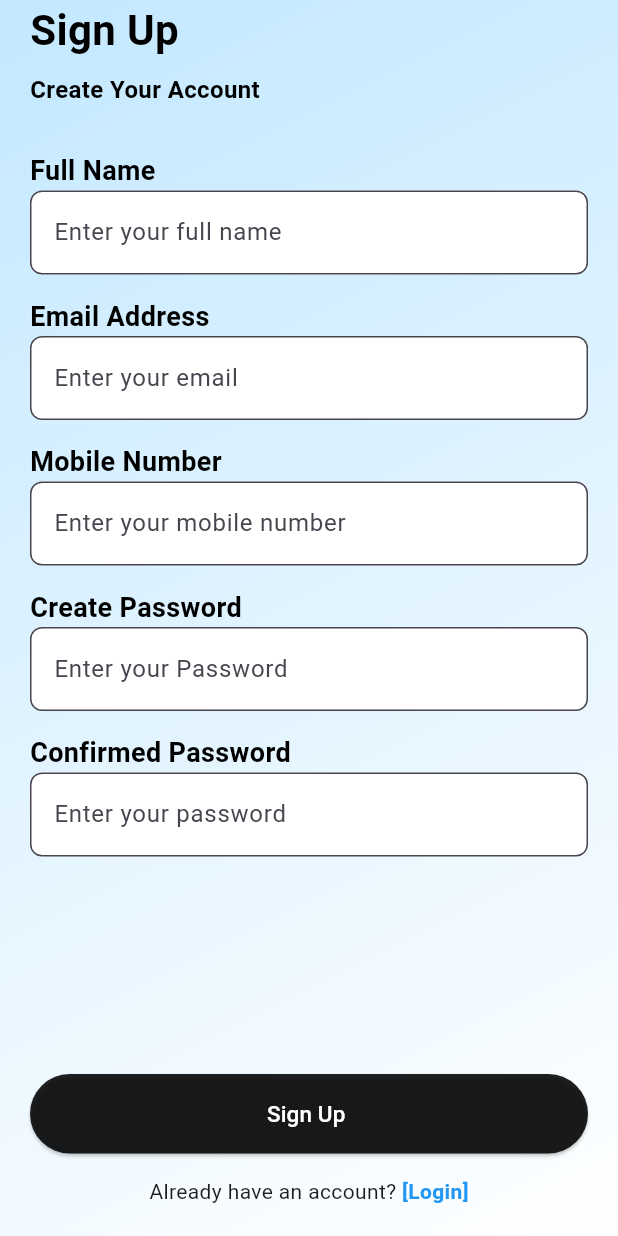
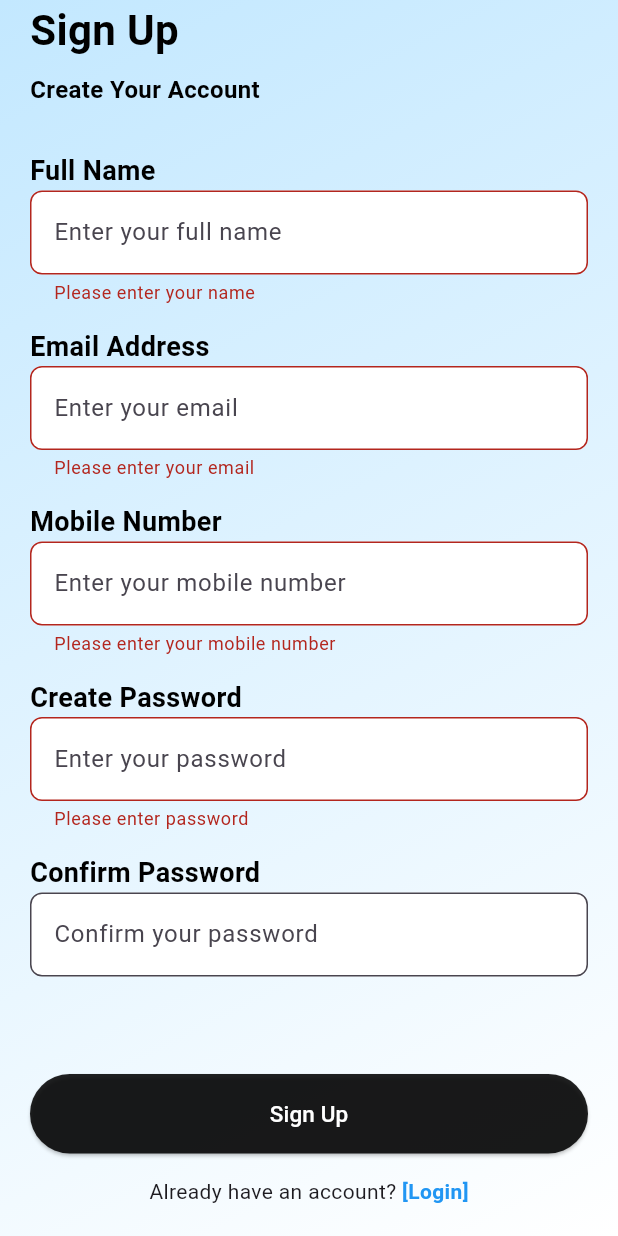
Before and after one commit to Ayushisingh826/paint_app, a Flutter app: the SignupScreen screen opened directly, scrolled down 40 dp, after a tap on "Sign Up", on a phone screen of 412 x 824 dp. Run offline on Flutter 3.47's test engine with Material 3 defaults, Android fonts, the phone set to English and light mode, and no system bars; our stand-ins replace firebase_auth, firebase_core, get; accounts and stored records are empty.

Commit message:
second commit

```diff
--- a/lib/main.dart
+++ b/lib/main.dart
@@ -1,4 +1,6 @@
+import 'package:flutter/foundation.dart';
 import 'package:flutter/material.dart';
+import 'package:get/get_navigation/src/root/get_material_app.dart';
 import 'package:paint_app/screens/bottom_nav_bar_screen.dart';
 import 'package:paint_app/screens/filter_screen.dart';
 import 'package:paint_app/screens/home_screen.dart';
@@ -7,23 +9,34 @@ import 'package:paint_app/screens/product_screen.dart';
 import 'package:paint_app/screens/signup_screen.dart';
 import 'package:paint_app/screens/splash_screen.dart';
 import 'package:firebase_core/firebase_core.dart';
-
+import 'package:paint_app/screens/wraper.dart';
 
 void main() async {
   WidgetsFlutterBinding.ensureInitialized();
-   await Firebase.initializeApp();
+  if (kIsWeb) {
+    await Firebase.initializeApp(
+        options: FirebaseOptions(
+            apiKey: "AIzaSyBTh2EupMYmr3c6Qzyp-DyZuLNWnapsBe4",
+            authDomain: "paintapp-9f031.firebaseapp.com",
+            projectId: "paintapp-9f031",
+            storageBucket: "paintapp-9f031.firebasestorage.app",
+            messagingSenderId: "227504674876",
+            appId: "1:227504674876:web:9562b9ab10acf079504b39"));
+  } else {
+     await Firebase.initializeApp();
+  }
   runApp(MyApp());
 }
 
 class MyApp extends StatelessWidget {
   const MyApp({super.key});
 
-  // This widget is the root of your application.
+
   @override
   Widget build(BuildContext context) {
-    return MaterialApp(
+    return GetMaterialApp(
       debugShowCheckedModeBanner: false,
-      home: ProductScreen(),
+      home: HomeScreen(),
     );
   }
 }
--- a/lib/screens/home_screen.dart
+++ b/lib/screens/home_screen.dart
@@ -2,7 +2,7 @@ import 'package:flutter/material.dart';
 import 'package:paint_app/screens/category.dart';
 import 'package:paint_app/screens/colors.dart';
 import 'package:paint_app/screens/gradient_background.dart';
-
+import 'package:paint_app/screens/bottom_nav_bar_screen.dart';
 
 class HomeScreen extends StatefulWidget {
   const HomeScreen({super.key});
@@ -12,6 +12,7 @@ class HomeScreen extends StatefulWidget {
 }
 
 class _HomeScreenState extends State<HomeScreen> {
+   int selectedIndex = 0;
   @override
   Widget build(BuildContext context) {
     final size = MediaQuery.of(context).size;
@@ -132,7 +133,6 @@ class _HomeScreenState extends State<HomeScreen> {
             ),
           ),
         ),
-
       ),
     );
   }
--- a/lib/screens/login_screen.dart
+++ b/lib/screens/login_screen.dart
@@ -4,7 +4,6 @@ import 'package:flutter/material.dart';
 import 'package:paint_app/screens/colors.dart';
 import 'package:paint_app/screens/gradient_background.dart';
 import 'package:paint_app/screens/signup_screen.dart';
-
 class LoginScreen extends StatefulWidget {
   const LoginScreen({super.key});
 
@@ -12,13 +11,25 @@ class LoginScreen extends StatefulWidget {
   State<LoginScreen> createState() => _LoginScreenState();
 }
 
+
 class _LoginScreenState extends State<LoginScreen> {
-  TextEditingController email = TextEditingController();
-  TextEditingController password = TextEditingController();
+  final _formKey = GlobalKey<FormState>();
+  final TextEditingController email = TextEditingController();
+  final TextEditingController password = TextEditingController();
 
-  Login() async {
-    await FirebaseAuth.instance
-        .signInWithEmailAndPassword(email: email.text, password: password.text);
+  Future<void> login() async {
+    if (_formKey.currentState!.validate()) {
+      try {
+        await FirebaseAuth.instance.signInWithEmailAndPassword(
+          email: email.text.trim(),
+          password: password.text,
+        );
+      } catch (e) {
+        ScaffoldMessenger.of(context).showSnackBar(
+          SnackBar(content: Text("Login failed: ${e.toString()}")),
+        );
+      }
+    }
   }
 
   @override
@@ -37,12 +48,12 @@ class _LoginScreenState extends State<LoginScreen> {
                     MediaQuery.of(context).padding.bottom,
               ),
               child: IntrinsicHeight(
+                child: Form(
+                  key: _formKey,
                   child: Column(
                     crossAxisAlignment: CrossAxisAlignment.start,
                     children: [
                       const SizedBox(height: 30),
-
-                    // Title
                       Text(
                         "Welcome Back",
                         style: TextStyle(
@@ -60,10 +71,9 @@ class _LoginScreenState extends State<LoginScreen> {
                           fontWeight: FontWeight.bold,
                         ),
                       ),
-
                       const SizedBox(height: 30),
 
-                    // Email Label + Field
+                      // Email
                       Text(
                         "Email/Mobile Number",
                         style: TextStyle(
@@ -73,21 +83,29 @@ class _LoginScreenState extends State<LoginScreen> {
                         ),
                       ),
                       const SizedBox(height: 8),
-                    TextField(
+                      TextFormField(
                         controller: email,
+                        keyboardType: TextInputType.emailAddress,
                         decoration: InputDecoration(
-                        hintText: "Enter your Email/Mobile Number",
+                          hintText: "Enter your Email",
                           filled: true,
                           fillColor: Colors.white,
                           border: OutlineInputBorder(
                             borderRadius: BorderRadius.circular(8),
                           ),
                         ),
+                        validator: (value) {
+                          if (value == null || value.isEmpty) {
+                            return 'Please enter your email';
+                          } else if (!RegExp(r'\S+@\S+\.\S+').hasMatch(value)) {
+                            return 'Enter a valid email';
+                          }
+                          return null;
+                        },
                       ),
-
                       const SizedBox(height: 20),
 
-                    // Password Label + Field
+                      // Password
                       Text(
                         "Password",
                         style: TextStyle(
@@ -97,7 +115,7 @@ class _LoginScreenState extends State<LoginScreen> {
                         ),
                       ),
                       const SizedBox(height: 8),
-                    TextField(
+                      TextFormField(
                         controller: password,
                         obscureText: true,
                         decoration: InputDecoration(
@@ -108,6 +126,14 @@ class _LoginScreenState extends State<LoginScreen> {
                             borderRadius: BorderRadius.circular(8),
                           ),
                         ),
+                        validator: (value) {
+                          if (value == null || value.isEmpty) {
+                            return 'Please enter your password';
+                          } else if (value.length < 6) {
+                            return 'Password must be at least 6 characters';
+                          }
+                          return null;
+                        },
                       ),
 
                       const Spacer(),
@@ -116,9 +142,7 @@ class _LoginScreenState extends State<LoginScreen> {
                       SizedBox(
                         width: double.infinity,
                         child: ElevatedButton(
-                        onPressed: () {
-                          Login();
-                        },
+                          onPressed: login,
                           style: ElevatedButton.styleFrom(
                             backgroundColor: AppColors.ButtonBackground,
                             padding: const EdgeInsets.symmetric(vertical: 16),
@@ -134,14 +158,15 @@ class _LoginScreenState extends State<LoginScreen> {
                       ),
                       const SizedBox(height: 15),
 
-                    // SignUp Text
+                      // Sign Up
                       Center(
                         child: GestureDetector(
                           onTap: () {
                             Navigator.push(
                               context,
                               MaterialPageRoute(
-                                  builder: (context) => const SignupScreen()));
+                                  builder: (context) => const SignupScreen()),
+                            );
                           },
                           child: const Text.rich(
                             TextSpan(
@@ -159,9 +184,9 @@ class _LoginScreenState extends State<LoginScreen> {
                           ),
                         ),
                       ),
-
                       const SizedBox(height: 20),
                     ],
+                  ),
                 ),
               ),
             ),
--- a/lib/screens/signup_screen.dart
+++ b/lib/screens/signup_screen.dart
@@ -1,7 +1,11 @@
+import 'package:firebase_auth/firebase_auth.dart';
 import 'package:flutter/material.dart';
+import 'package:get/get.dart';
+import 'package:get/get_core/src/get_main.dart';
 import 'package:paint_app/screens/colors.dart';
 import 'package:paint_app/screens/gradient_background.dart';
 import 'package:paint_app/screens/login_screen.dart';
+import 'package:paint_app/screens/wraper.dart';
 
 class SignupScreen extends StatefulWidget {
   const SignupScreen({super.key});
@@ -11,14 +15,39 @@ class SignupScreen extends StatefulWidget {
 }
 
 class _SignupScreenState extends State<SignupScreen> {
+  final _formKey = GlobalKey<FormState>();
+
+  TextEditingController email = TextEditingController();
+  TextEditingController password = TextEditingController();
+  TextEditingController confirmPassword = TextEditingController();
+  TextEditingController fullName = TextEditingController();
+  TextEditingController phoneNumber = TextEditingController();
+
+  Future<void> signup() async {
+    if (_formKey.currentState!.validate()) {
+      try {
+        await FirebaseAuth.instance.createUserWithEmailAndPassword(
+          email: email.text.trim(),
+          password: password.text,
+        );
+        Get.offAll(() => const WrapperState());
+      } catch (e) {
+        ScaffoldMessenger.of(context).showSnackBar(
+          SnackBar(content: Text("Signup failed: ${e.toString()}")),
+        );
+      }
+    }
+  }
+
   @override
   Widget build(BuildContext context) {
     final size = MediaQuery.of(context).size;
+
     return Scaffold(
       body: GradientBackground(
         child: SafeArea(
           child: SingleChildScrollView(
-                    padding: EdgeInsets.all(20),
+            padding: const EdgeInsets.all(20),
             child: ConstrainedBox(
               constraints: BoxConstraints(
                 minHeight: size.height -
@@ -26,12 +55,12 @@ class _SignupScreenState extends State<SignupScreen> {
                     MediaQuery.of(context).padding.bottom,
               ),
               child: IntrinsicHeight(
+                child: Form(
+                  key: _formKey,
                   child: Column(
                     crossAxisAlignment: CrossAxisAlignment.start,
                     children: [
-              SizedBox(
-                height: 20,
-              ),
+                      const SizedBox(height: 20),
                       Text(
                         "Sign Up",
                         style: TextStyle(
@@ -39,9 +68,7 @@ class _SignupScreenState extends State<SignupScreen> {
                             fontSize: 28,
                             fontWeight: FontWeight.bold),
                       ),
-              SizedBox(
-                height: 8,
-              ),
+                      const SizedBox(height: 8),
                       Text(
                         "Create Your Account",
                         style: TextStyle(
@@ -50,133 +77,119 @@ class _SignupScreenState extends State<SignupScreen> {
                           fontWeight: FontWeight.bold,
                         ),
                       ),
+                      const SizedBox(height: 30),
+
+                      // Full Name
+                      _buildLabel("Full Name"),
+                      TextFormField(
+                        controller: fullName,
+                        decoration: _inputDecoration("Enter your full name"),
+                        validator: (value) {
+                          if (value == null || value.isEmpty) {
+                            return "Please enter your name";
+                          }
+                          return null;
+                        },
+                      ),
+
+                      const SizedBox(height: 15),
+
+                      // Email
+                      _buildLabel("Email Address"),
+                      TextFormField(
+                        controller: email,
+                        decoration: _inputDecoration("Enter your email"),
+                        validator: (value) {
+                          if (value == null || value.isEmpty) {
+                            return "Please enter your email";
+                          } else if (!RegExp(r'\S+@\S+\.\S+').hasMatch(value)) {
+                            return "Enter a valid email";
+                          }
+                          return null;
+                        },
+                      ),
+
+                      const SizedBox(height: 15),
+
+                      // Mobile Number
+                      _buildLabel("Mobile Number"),
+                      TextFormField(
+                        controller: phoneNumber,
+                        keyboardType: TextInputType.phone,
+                        decoration: _inputDecoration("Enter your mobile number"),
+                        validator: (value) {
+                          if (value == null || value.isEmpty) {
+                            return "Please enter your mobile number";
+                          } else if (value.length < 10) {
+                            return "Enter a valid number";
+                          }
+                          return null;
+                        },
+                      ),
+
+                      const SizedBox(height: 15),
+
+                      // Password
+                      _buildLabel("Create Password"),
+                      TextFormField(
+                        controller: password,
+                        obscureText: true,
+                        decoration: _inputDecoration("Enter your password"),
+                        validator: (value) {
+                          if (value == null || value.isEmpty) {
+                            return "Please enter password";
+                          } else if (value.length < 6) {
+                            return "Password must be at least 6 characters";
+                          }
+                          return null;
+                        },
+                      ),
+
+                      const SizedBox(height: 15),
+
+                      // Confirm Password
+                      _buildLabel("Confirm Password"),
+                      TextFormField(
+                        controller: confirmPassword,
+                        obscureText: true,
+                        decoration: _inputDecoration("Confirm your password"),
+                        validator: (value) {
+                          if (value != password.text) {
+                            return "Passwords do not match";
+                          }
+                          return null;
+                        },
+                      ),
+
+                      const Spacer(),
+
+                      // Sign Up Button
                       SizedBox(
-                height: 30,
+                        width: double.infinity,
+                        child: ElevatedButton(
+                          onPressed: signup,
+                          style: ElevatedButton.styleFrom(
+                            backgroundColor: AppColors.ButtonBackground,
+                            padding: const EdgeInsets.symmetric(vertical: 16),
                           ),
-              // Full name
-
-              Text(
-                "Full Name",
-                style: TextStyle(
-                  color: AppColors.fontcolor,
-                  fontSize: 18,
-                  fontWeight: FontWeight.bold,
+                          child: const Text(
+                            "Sign Up",
+                            style: TextStyle(fontSize: 15, color: Colors.white),
                           ),
-              ),
-              TextField(
-                decoration: InputDecoration(
-                  hintText: "Enter your full name",
-                  filled: true,
-                  fillColor: Colors.white,
-                  border: OutlineInputBorder(
-                      borderRadius: BorderRadius.all(Radius.circular(8))),
-                ),
-              ),
-              SizedBox(
-                height: 15,
-              ),
-              //  Email addresss
-              Text(
-                "Email Address",
-                style: TextStyle(
-                  color: AppColors.fontcolor,
-                  fontSize: 18,
-                  fontWeight: FontWeight.bold,
-                ),
-              ),
-              TextField(
-                decoration: InputDecoration(
-                  hintText: "Enter your email",
-                  filled: true,
-                  fillColor: Colors.white,
-                  border: OutlineInputBorder(
-                      borderRadius: BorderRadius.all(Radius.circular(8))),
-                ),
-              ),
-              SizedBox(
-                height: 15,
-              ),
-              //  Mobile Number
-              Text(
-                "Mobile Number",
-                style: TextStyle(
-                  color: AppColors.fontcolor,
-                  fontSize: 18,
-                  fontWeight: FontWeight.bold,
-                ),
-              ),
-              TextField(
-                decoration: InputDecoration(
-                  hintText: "Enter your mobile number",
-                  filled: true,
-                  fillColor: Colors.white,
-                  border: OutlineInputBorder(
-                      borderRadius: BorderRadius.all(Radius.circular(8))),
-                ),
-              ),
-              SizedBox(
-                height: 15,
-              ),
-              //  Create Password
-              Text(
-                "Create Password",
-                style: TextStyle(
-                  color: AppColors.fontcolor,
-                  fontSize: 18,
-                  fontWeight: FontWeight.bold,
-                ),
-              ),
-              TextField(
-                decoration: InputDecoration(
-                  hintText: "Enter your Password",
-                  filled: true,
-                  fillColor: Colors.white,
-                  border: OutlineInputBorder(
-                      borderRadius: BorderRadius.all(Radius.circular(8))),
-                ),
-              ),
-              SizedBox(
-                height: 15,
-              ),
-              //  Confirmed password
-              Text(
-                "Confirmed Password",
-                style: TextStyle(
-                  color: AppColors.fontcolor,
-                  fontSize: 18,
-                  fontWeight: FontWeight.bold,
-                ),
-              ),
-              TextField(
-                decoration: InputDecoration(
-                  hintText: "Enter your password",
-                  filled: true,
-                  fillColor: Colors.white,
-                  border: OutlineInputBorder(
-                      borderRadius: BorderRadius.all(Radius.circular(8))),
                         ),
                       ),
 
-             const Spacer(),
-              SizedBox(
-                width: double.infinity,
-                child: ElevatedButton(
-                  onPressed: () {},
-                  // ignore: sort_child_properties_last
-                  child: Text(
-                    "Sign Up ",
-                    style: TextStyle(fontSize: 15, color: Colors.white),
-                  ),
-                  style: ElevatedButton.styleFrom(
-                      backgroundColor: AppColors.ButtonBackground,
-                      padding: EdgeInsets.symmetric(vertical: 16)),
-                ),
-              ),
-              SizedBox(height: 15,),
+                      const SizedBox(height: 15),
+
+                      // Login Redirect
                       Center(
                         child: GestureDetector(
                           onTap: () {
-                      Navigator.push(context, MaterialPageRoute(builder:(context)=>const LoginScreen()));
+                            Navigator.push(
+                              context,
+                              MaterialPageRoute(
+                                  builder: (context) => const LoginScreen()),
+                            );
                           },
                           child: const Text.rich(
                             TextSpan(
@@ -186,8 +199,7 @@ class _SignupScreenState extends State<SignupScreen> {
                                   text: "[Login]",
                                   style: TextStyle(
                                       color: Colors.blue,
-                              fontWeight: FontWeight.bold,
-                            ),
+                                      fontWeight: FontWeight.bold),
                                 )
                               ],
                             ),
@@ -199,7 +211,27 @@ class _SignupScreenState extends State<SignupScreen> {
                 ),
               ),
             ),
-          )),
+          ),
+        ),
+      ),
     );
   }
+
+  // Helper Widgets
+  Widget _buildLabel(String label) => Text(
+        label,
+        style: TextStyle(
+            color: AppColors.fontcolor,
+            fontSize: 18,
+            fontWeight: FontWeight.bold),
+      );
+
+  InputDecoration _inputDecoration(String hint) => InputDecoration(
+        hintText: hint,
+        filled: true,
+        fillColor: Colors.white,
+        border: OutlineInputBorder(
+          borderRadius: BorderRadius.circular(8),
+        ),
+      );
 }
--- a/lib/screens/splash_screen.dart
+++ b/lib/screens/splash_screen.dart
@@ -18,7 +18,7 @@ class _SplashScreenState extends State<SplashScreen> {
     Future.delayed(const Duration(seconds: 5), () {
       Navigator.pushReplacement(
         context,
-        MaterialPageRoute(builder: (_) => const SignupScreen()),
+        MaterialPageRoute(builder: (_) => const WrapperState()),
       );
     });
   }
--- a/lib/screens/wraper.dart
+++ b/lib/screens/wraper.dart
@@ -2,6 +2,7 @@ import 'package:firebase_auth/firebase_auth.dart';
 import 'package:flutter/material.dart';
 import 'package:paint_app/screens/home_screen.dart';
 import 'package:paint_app/screens/login_screen.dart';
+import 'package:paint_app/screens/signup_screen.dart';
 
 class WrapperState extends StatefulWidget {
   const WrapperState({super.key});
@@ -20,7 +21,7 @@ class _WrapperStateState extends State<WrapperState> {
             if (snapshot.hasData) {
               return HomeScreen();
             } else {
-              return LoginScreen();
+              return SignupScreen();
             }
           }),
     );
--- a/pubspec.yaml
+++ b/pubspec.yaml
@@ -38,6 +38,7 @@ dependencies:
   pretty_qr_code_plus: ^0.0.1
   firebase_auth: ^5.6.0
   firebase_core: ^3.14.0
+  get: ^4.7.2
 
 dev_dependencies:
   flutter_test:
```
Also changed, not shown: pubspec.lock, 1 other file. Lines whose indentation alone changed are shown as unchanged.
